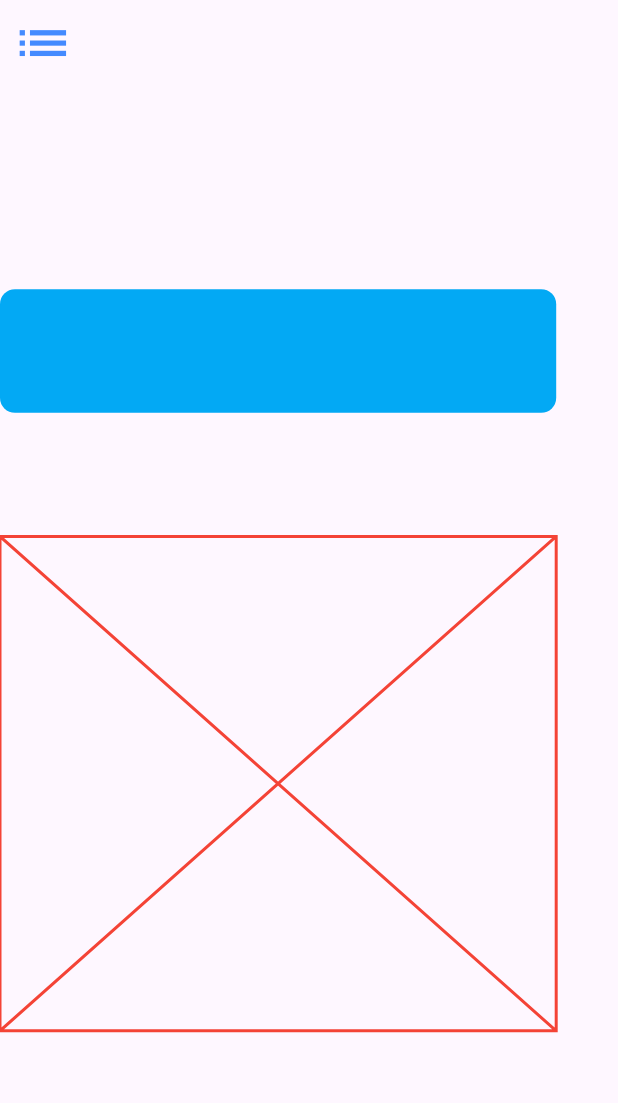
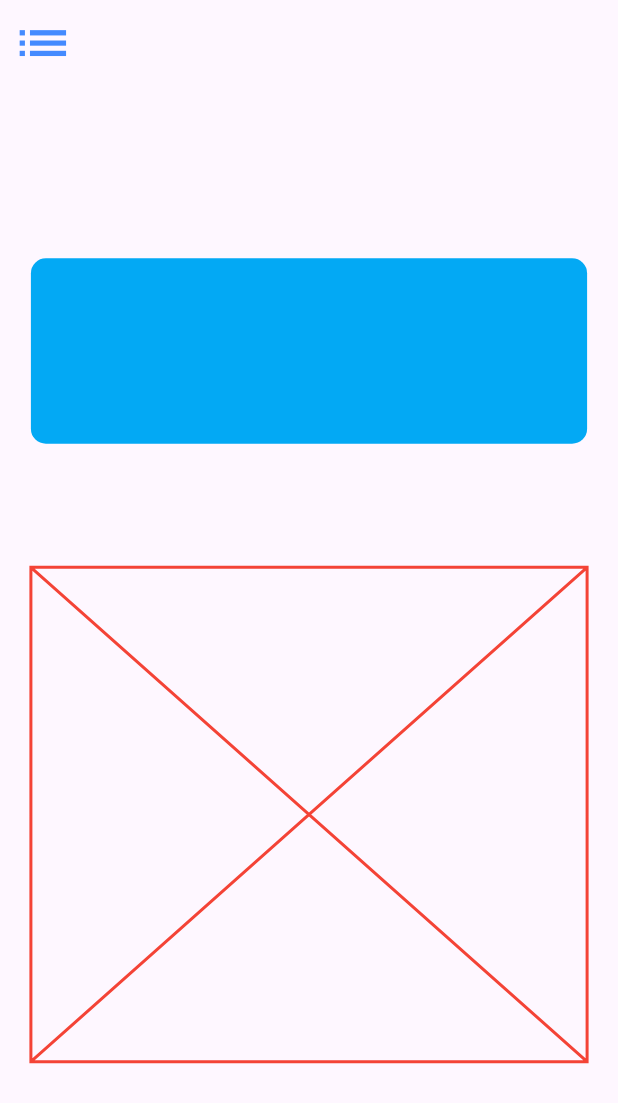
Before and after one commit to Unique-chiemerie/mnemosyne, a Flutter app: the Mainscreen screen opened directly, on a phone screen of 412 x 824 dp. Shown: the top 1103 px of the screen. Run offline on Flutter 3.47's test engine with Material 3 defaults, Android fonts, the light colour scheme and no system bars.

Commit message:
aligning the placeholder components

```diff
--- a/lib/Screens/mainscreen.dart
+++ b/lib/Screens/mainscreen.dart
@@ -31,12 +31,14 @@ class Mainscreen extends StatelessWidget {
         mainAxisAlignment: MainAxisAlignment.center,
         children: [
           //the placeholder for the quotes card
-          Container(
-            height: screenHeight * 0.1,
-            width: screenWidth * 0.9,
-            decoration: BoxDecoration(
-              borderRadius: BorderRadius.circular(10),
-              color: Colors.lightBlue,
+          Center(
+            child: Container(
+              height: screenHeight * 0.15,
+              width: screenWidth * 0.9,
+              decoration: BoxDecoration(
+                borderRadius: BorderRadius.circular(10),
+                color: Colors.lightBlue,
+              ),
             ),
           ),
           SizedBox(
```
